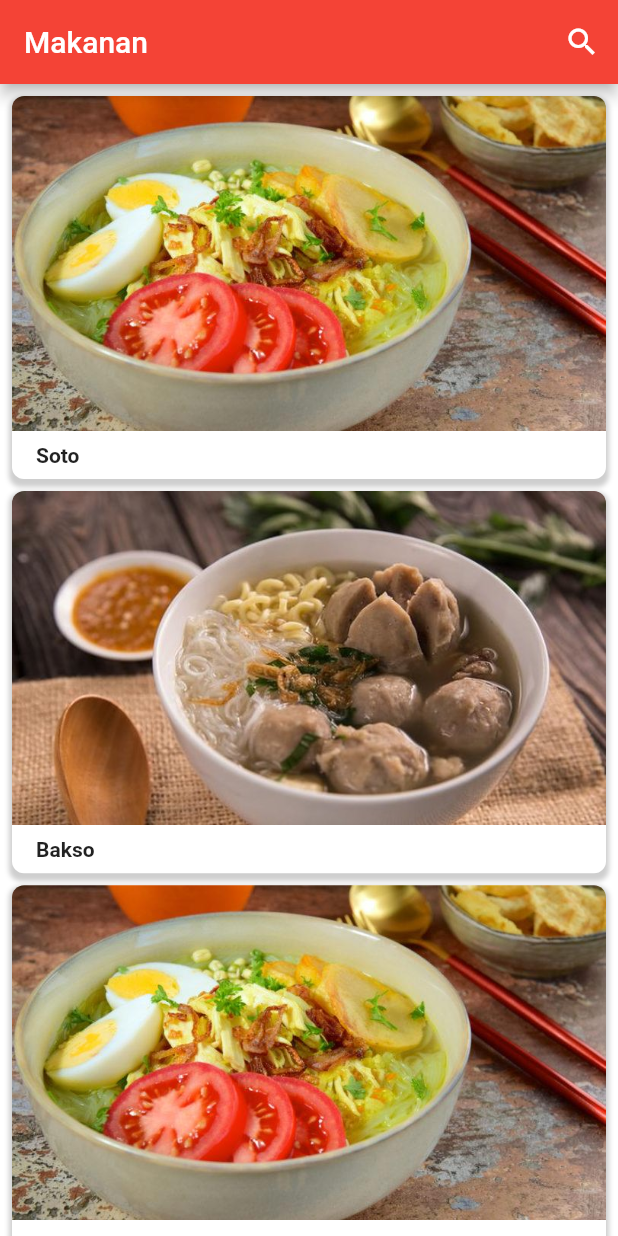
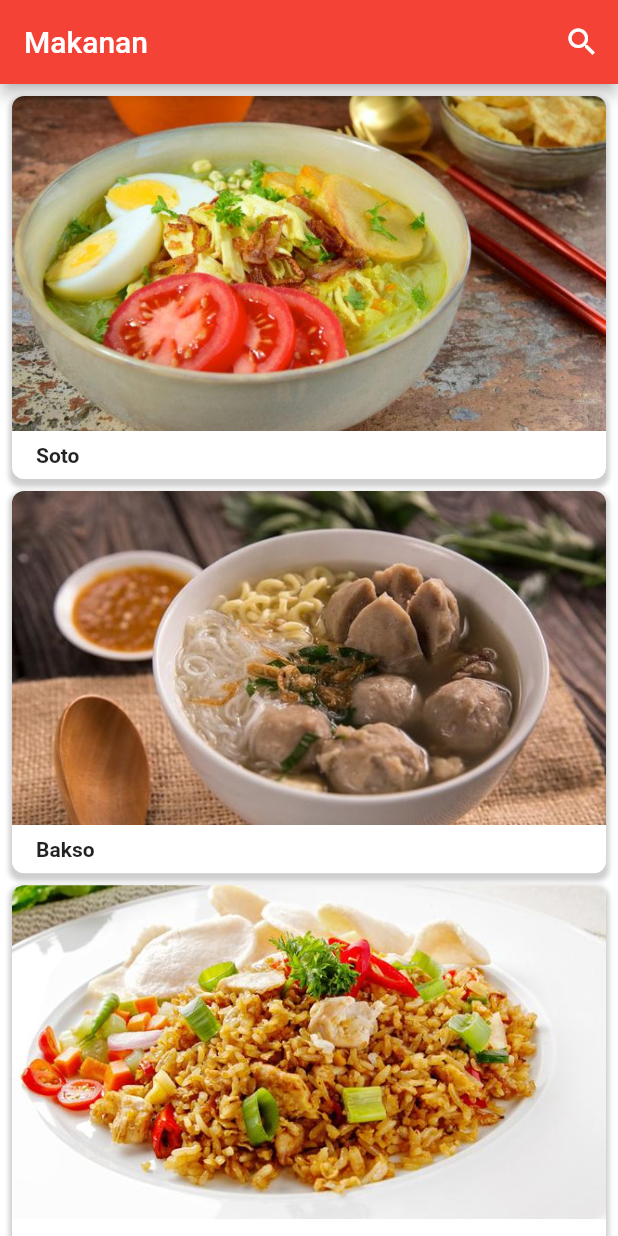
Before and after one commit to LeToyek/food_apps, a Flutter app: the screen it shows after launch, on a phone screen of 412 x 824 dp. Run offline on Flutter 3.47's test engine with Material 2 defaults, Android fonts, the phone set to English and light mode, and no system bars.

Commit message:
menambahkan Nasi Goreng di nomor 3

```diff
--- a/lib/Screen/Home_screen.dart
+++ b/lib/Screen/Home_screen.dart
@@ -30,13 +30,13 @@ class HomeScreen extends StatelessWidget {
             'https://cdn-2.tstatic.net/tribunnews/foto/bank/images/bakso-sapi-kuah-1.jpg',
           ]),
       FoodItems(
-          title: 'Soto2',
-          deskripsi: 'Soto bu karto',
-          mainphoto: 'images/soto.jpg',
+          title: 'Nasi Goreng',
+          deskripsi: 'Nasi goreng adalah sebuah makanan berupa nasi yang digoreng dan diaduk dalam minyak goreng, margarin, atau mentega',
+          mainphoto: 'images/nasgor.jpg',
           photos: [
-            'https://cdn-2.tstatic.net/tribunnews/foto/bank/images/bakso-sapi-kuah-1.jpg',
-            'https://cdn-2.tstatic.net/tribunnews/foto/bank/images/bakso-sapi-kuah-1.jpg',
-            'https://cdn-2.tstatic.net/tribunnews/foto/bank/images/bakso-sapi-kuah-1.jpg',
+            'https://asset.kompas.com/crops/riPGK5eD7amHKtv3dFNqioI6IqI=/13x7:700x465/780x390/data/photo/2021/09/24/614dc6865eb24.jpg',
+            'https://asset.kompas.com/crops/LoolFyLWLjqtNLwXV_DzfQk3BT4=/3x0:700x465/780x390/data/photo/2021/04/08/606e886b972ac.jpeg',
+            'images/nasgor1.jpg',
           ]),
       FoodItems(
           title: 'Bakso2',
--- a/pubspec.yaml
+++ b/pubspec.yaml
@@ -65,6 +65,9 @@ flutter:
   assets:
     - images/bakso.jpg
     - images/soto.jpg
+    - images/nasgor.jpg
+    - images/nasgor1.jpg
+
   # An image asset can refer to one or more resolution-specific "variants", see
   # https://flutter.dev/assets-and-images/#resolution-aware.
 
```
Also changed, not shown: images/nasgor.jpg (added), images/nasgor1.jpg (added), pubspec.lock.
